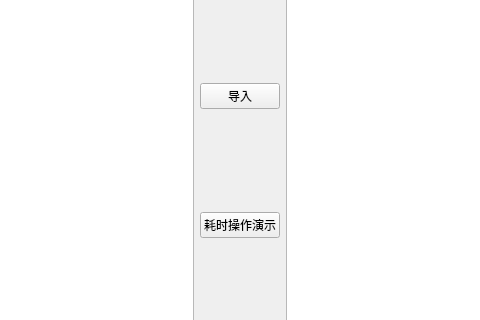
The window that ui_page/page_one.ui (fengyec2/StudentGradeTracker) describes before a commit, drawn with Qt 5; both pictures show x 112 to 592 and y 84 to 404 of the 762 by 582 pixel window.
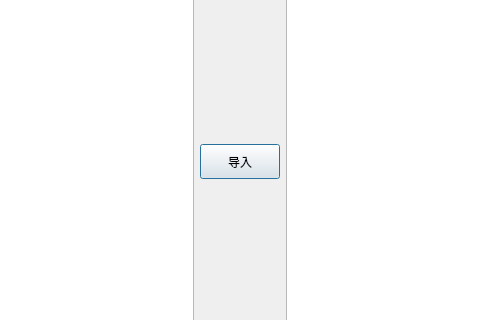
The same window after the commit. Custom widgets are drawn as their Qt base class.

What changed in the file:
```diff
--- a/ui_page/page_one.ui
+++ b/ui_page/page_one.ui
@@ -48,26 +48,27 @@
       <item>
        <widget class="PushButton" name="pushButton">
         <property name="sizePolicy">
-         <sizepolicy hsizetype="Maximum" vsizetype="Fixed">
+         <sizepolicy hsizetype="Preferred" vsizetype="Fixed">
           <horstretch>0</horstretch>
           <verstretch>0</verstretch>
          </sizepolicy>
         </property>
+        <property name="minimumSize">
+         <size>
+          <width>0</width>
+          <height>35</height>
+         </size>
+        </property>
+        <property name="font">
+         <font>
+          <family>Microsoft YaHei</family>
+         </font>
+        </property>
         <property name="text">
          <string>导入</string>
         </property>
-       </widget>
-      </item>
-      <item>
-       <widget class="PushButton" name="pushButton_2">
-        <property name="sizePolicy">
-         <sizepolicy hsizetype="Maximum" vsizetype="Fixed">
-          <horstretch>0</horstretch>
-          <verstretch>0</verstretch>
-         </sizepolicy>
-        </property>
-        <property name="text">
-         <string>耗时操作演示</string>
+        <property name="default">
+         <bool>true</bool>
         </property>
        </widget>
       </item>
```
Left out of the diff: 4 changed lines with no effect on the pictures.
